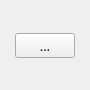
Above: ToolButtonWidget.ui from HcashOrg/hx-indicator before the change. Below: the same form after it.
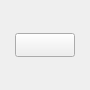
That is the form after the change.

Diff of the .ui file:
```diff
--- a/ToolButtonWidget.ui
+++ b/ToolButtonWidget.ui
@@ -70,15 +70,15 @@
        </property>
        <property name="font">
         <font>
-         <family>微软雅黑</family>
-         <pointsize>10</pointsize>
+         <family>Microsoft YaHei UI Light</family>
+         <pointsize>9</pointsize>
         </font>
        </property>
        <property name="cursor">
         <cursorShape>PointingHandCursor</cursorShape>
        </property>
        <property name="text">
-        <string>...</string>
+        <string/>
        </property>
        <property name="toolButtonStyle">
         <enum>Qt::ToolButtonTextOnly</enum>
```
